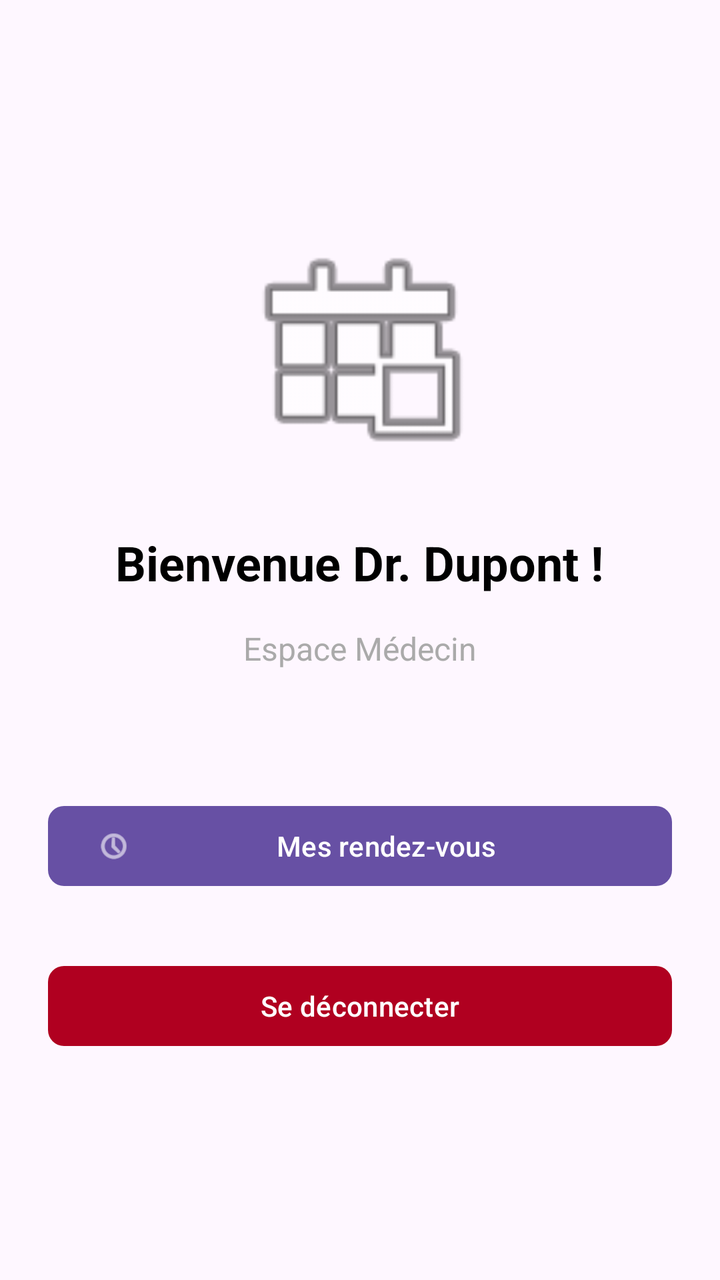
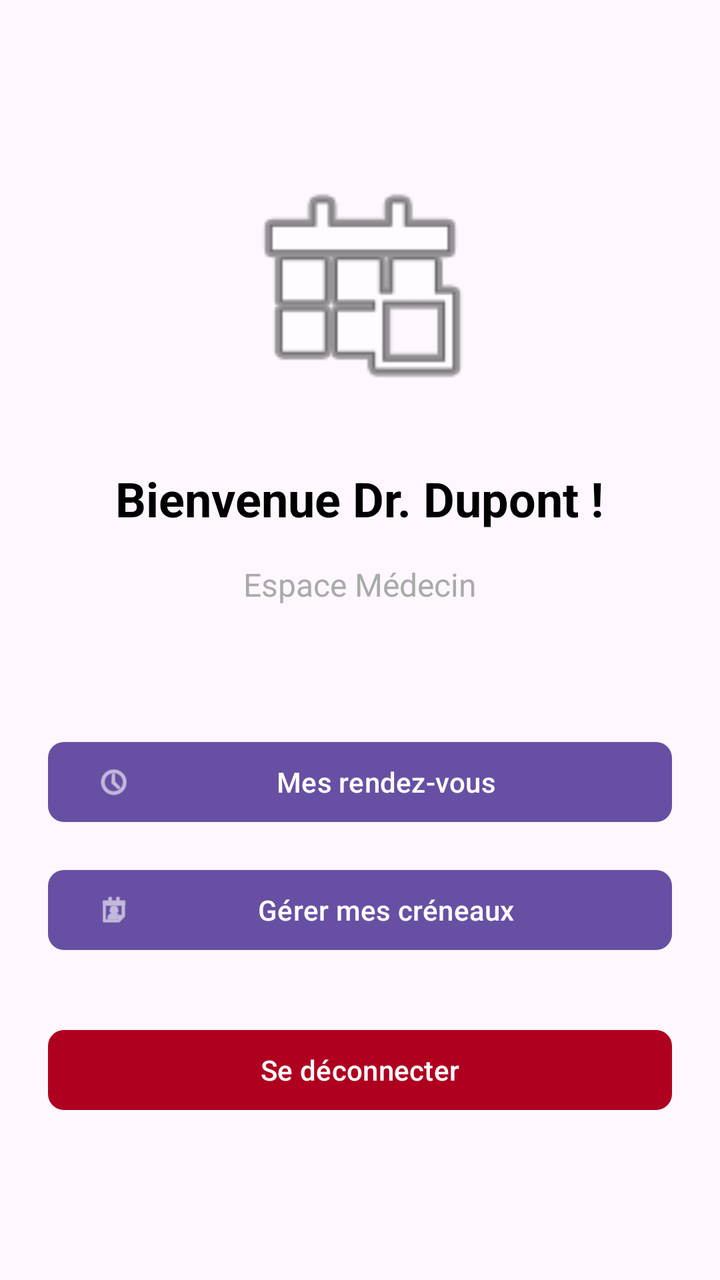

Two renders of the same Android screen: before a commit and after it. Below are the layout's source before the change and the commit's diff.
<!-- AndroidManifest.xml: application theme Theme.CabinetMedical -->
<!-- res/layout/activity_home_doctor.xml -->
<?xml version="1.0" encoding="utf-8"?>
<LinearLayout xmlns:android="http://schemas.android.com/apk/res/android"
    xmlns:app="http://schemas.android.com/apk/res-auto"
    android:layout_width="match_parent"
    android:layout_height="match_parent"
    android:orientation="vertical"
    android:padding="24dp"
    android:gravity="center">

    
    <ImageView
        android:layout_width="120dp"
        android:layout_height="120dp"
        android:src="@android:drawable/ic_menu_today"
        android:layout_marginBottom="32dp"
        android:contentDescription="Doctor icon" />

    
    <TextView
        android:id="@+id/welcome_message"
        android:layout_width="wrap_content"
        android:layout_height="wrap_content"
        android:text="Bienvenue Dr. Dupont !"
        android:textSize="24sp"
        android:textStyle="bold"
        android:textColor="@color/black"
        android:layout_marginBottom="16dp"
        android:gravity="center" />

    
    <TextView
        android:layout_width="wrap_content"
        android:layout_height="wrap_content"
        android:text="Espace Médecin"
        android:textSize="16sp"
        android:textColor="@android:color/darker_gray"
        android:layout_marginBottom="48dp" />

    
    <com.google.android.material.button.MaterialButton
        android:id="@+id/button_my_appointments"
        android:layout_width="match_parent"
        android:layout_height="wrap_content"
        android:text="Mes rendez-vous"
        android:textColor="@color/white"
        app:icon="@android:drawable/ic_menu_recent_history"
        app:cornerRadius="8dp"
        android:layout_marginTop="16dp" />

    

    
    <com.google.android.material.button.MaterialButton
        android:id="@+id/logout_button"
        android:layout_width="match_parent"
        android:layout_height="wrap_content"
        android:text="Se déconnecter"
        android:textColor="@color/white"
        app:backgroundTint="@color/design_default_color_error"
        app:cornerRadius="8dp"
        android:layout_marginTop="32dp" />

</LinearLayout>
<!-- resources referenced by this layout -->
<resources>
  <color name="black">#FF000000</color>
  <color name="white">#FFFFFFFF</color>
  <style name="Theme.CabinetMedical" parent="Base.Theme.CabinetMedical" />
  <style name="Base.Theme.CabinetMedical" parent="Theme.Material3.DayNight.NoActionBar">
          
          
      </style>
</resources>

<!-- the commit's change to res/layout/activity_home_doctor.xml (unified diff, before → after) -->
@@ -48,6 +48,15 @@
         android:layout_marginTop="16dp" />
 
     
+    <com.google.android.material.button.MaterialButton
+        android:id="@+id/button_manage_timeslots"
+        android:layout_width="match_parent"
+        android:layout_height="wrap_content"
+        android:text="Gérer mes créneaux"
+        android:textColor="@color/white"
+        app:icon="@android:drawable/ic_menu_my_calendar"
+        app:cornerRadius="8dp"
+        android:layout_marginTop="16dp" />
 
     
     <com.google.android.material.button.MaterialButton
